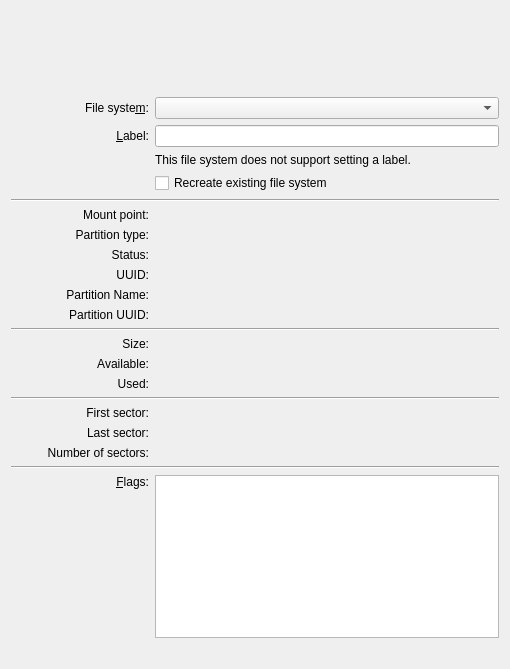
This is src/gui/partpropswidgetbase.ui in KDE/partitionmanager as Qt 5 draws it before an edit. The edited form follows.
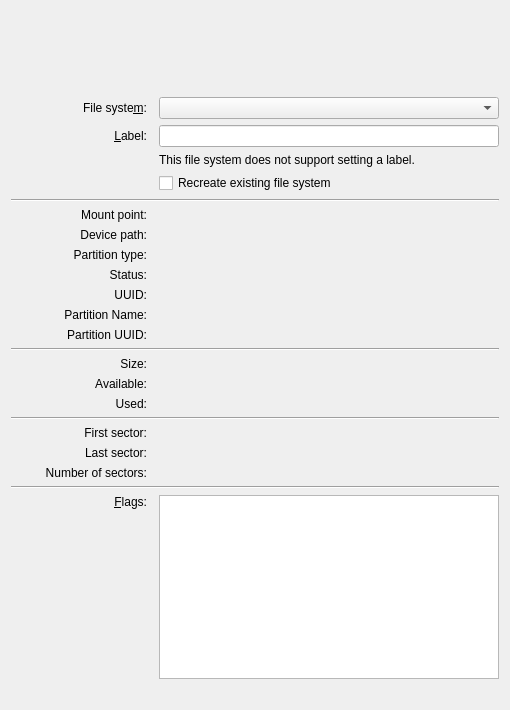
This is the edited form. Custom widgets are drawn as their Qt base class.

Commit message:
Add device path in the partition properties dialog
Device path was missing in the partition properties dialog, making
copying device path inconvenient; add device path to make it
convenient.

The edit to the form file:
```diff
--- a/src/gui/partpropswidgetbase.ui
+++ b/src/gui/partpropswidgetbase.ui
@@ -13,43 +13,61 @@
     <x>0</x>
     <y>0</y>
     <width>506</width>
-    <height>669</height>
+    <height>710</height>
    </rect>
   </property>
   <layout class="QGridLayout" name="gridLayout">
-   <item row="1" column="0" colspan="2">
-    <spacer name="verticalSpacer">
+   <item row="19" column="0">
+    <widget class="QLabel" name="m_LabelTextFirstSector">
+     <property name="text">
+      <string comment="@label">First sector:</string>
+     </property>
+     <property name="alignment">
+      <set>Qt::AlignRight|Qt::AlignTrailing|Qt::AlignVCenter</set>
+     </property>
+    </widget>
+   </item>
+   <item row="6" column="0" colspan="3">
+    <widget class="Line" name="line_5">
      <property name="orientation">
-      <enum>Qt::Vertical</enum>
+      <enum>Qt::Horizontal</enum>
      </property>
-     <property name="sizeType">
-      <enum>QSizePolicy::Fixed</enum>
+    </widget>
+   </item>
+   <item row="21" column="2">
+    <widget class="QLabel" name="m_LabelNumSectors">
+     <property name="textInteractionFlags">
+      <set>Qt::LinksAccessibleByMouse|Qt::TextSelectableByKeyboard|Qt::TextSelectableByMouse</set>
      </property>
-     <property name="sizeHint" stdset="0">
-      <size>
-       <width>478</width>
-       <height>20</height>
-      </size>
-     </property>
-    </spacer>
+    </widget>
    </item>
-   <item row="2" column="0">
-    <widget class="QLabel" name="m_LabelFileSystem">
+   <item row="15" column="0">
+    <widget class="QLabel" name="m_LabelTextCapacity">
+     <property name="sizePolicy">
+      <sizepolicy hsizetype="Preferred" vsizetype="Preferred">
+       <horstretch>2</horstretch>
+       <verstretch>0</verstretch>
+      </sizepolicy>
+     </property>
      <property name="text">
-      <string comment="@label:listbox">File syste&amp;m:</string>
+      <string comment="@label">Size:</string>
      </property>
      <property name="alignment">
       <set>Qt::AlignRight|Qt::AlignTrailing|Qt::AlignVCenter</set>
      </property>
-     <property name="buddy">
-      <cstring>m_ComboFileSystem</cstring>
+    </widget>
+   </item>
+   <item row="13" column="0">
+    <widget class="QLabel" name="m_LabelTextPartitionUuid">
+     <property name="text">
+      <string>Partition UUID:</string>
      </property>
+     <property name="alignment">
+      <set>Qt::AlignRight|Qt::AlignTrailing|Qt::AlignVCenter</set>
+     </property>
     </widget>
    </item>
-   <item row="3" column="1">
-    <widget class="QLineEdit" name="m_EditLabel"/>
-   </item>
-   <item row="4" column="1">
+   <item row="4" column="2">
     <widget class="QLabel" name="m_LabelTextNoSetLabel">
      <property name="text">
       <string comment="@label">This file system does not support setting a label.</string>
@@ -59,107 +77,7 @@
      </property>
     </widget>
    </item>
-   <item row="2" column="1">
-    <widget class="QComboBox" name="m_ComboFileSystem"/>
-   </item>
-   <item row="5" column="1">
-    <widget class="QCheckBox" name="m_CheckRecreate">
-     <property name="whatsThis">
-      <string>This will reformat the filesystem, losing all contents, but keeping the same filesystem type.</string>
-     </property>
-     <property name="text">
-      <string comment="@action:button">Recreate existing file system</string>
-     </property>
-    </widget>
-   </item>
-   <item row="6" column="0" colspan="2">
-    <widget class="Line" name="line_5">
-     <property name="orientation">
-      <enum>Qt::Horizontal</enum>
-     </property>
-    </widget>
-   </item>
-   <item row="0" column="0" colspan="2">
-    <widget class="PartWidget" name="m_PartWidget" native="true">
-     <property name="minimumSize">
-      <size>
-       <width>300</width>
-       <height>60</height>
-      </size>
-     </property>
-     <property name="maximumSize">
-      <size>
-       <width>16777215</width>
-       <height>60</height>
-      </size>
-     </property>
-    </widget>
-   </item>
-   <item row="7" column="0">
-    <widget class="QLabel" name="m_LabelTextMountPoint">
-     <property name="text">
-      <string comment="@label">Mount point:</string>
-     </property>
-     <property name="alignment">
-      <set>Qt::AlignRight|Qt::AlignTrailing|Qt::AlignVCenter</set>
-     </property>
-    </widget>
-   </item>
-   <item row="7" column="1">
-    <widget class="QLabel" name="m_LabelMountPoint">
-     <property name="textInteractionFlags">
-      <set>Qt::LinksAccessibleByMouse|Qt::TextSelectableByKeyboard|Qt::TextSelectableByMouse</set>
-     </property>
-    </widget>
-   </item>
-   <item row="8" column="0">
-    <widget class="QLabel" name="m_LabelTextRole">
-     <property name="text">
-      <string comment="@label">Partition type:</string>
-     </property>
-     <property name="alignment">
-      <set>Qt::AlignRight|Qt::AlignTrailing|Qt::AlignVCenter</set>
-     </property>
-    </widget>
-   </item>
-   <item row="3" column="0">
-    <widget class="QLabel" name="m_LabelTextLabel">
-     <property name="text">
-      <string comment="@label">&amp;Label:</string>
-     </property>
-     <property name="alignment">
-      <set>Qt::AlignRight|Qt::AlignTrailing|Qt::AlignVCenter</set>
-     </property>
-     <property name="buddy">
-      <cstring>m_EditLabel</cstring>
-     </property>
-    </widget>
-   </item>
-   <item row="8" column="1">
-    <widget class="QLabel" name="m_LabelRole">
-     <property name="textInteractionFlags">
-      <set>Qt::LinksAccessibleByMouse|Qt::TextSelectableByKeyboard|Qt::TextSelectableByMouse</set>
-     </property>
-    </widget>
-   </item>
-   <item row="9" column="0">
-    <widget class="QLabel" name="m_LabelTextStatus">
-     <property name="text">
-      <string comment="@label">Status:</string>
-     </property>
-     <property name="alignment">
-      <set>Qt::AlignRight|Qt::AlignTrailing|Qt::AlignVCenter</set>
-     </property>
-    </widget>
-   </item>
-   <item row="9" column="1">
-    <widget class="QLabel" name="m_LabelStatus">
-     <property name="textInteractionFlags">
-      <set>Qt::LinksAccessibleByMouse|Qt::TextSelectableByKeyboard|Qt::TextSelectableByMouse</set>
-     </property>
-    </widget>
-   </item>
-   <item row="10" column="0">
+   <item row="11" column="0">
     <widget class="QLabel" name="m_LabelTextUuid">
      <property name="text">
       <string comment="@label">UUID:</string>
@@ -169,50 +87,55 @@
      </property>
     </widget>
    </item>
-   <item row="10" column="1">
-    <widget class="QLabel" name="m_LabelUuid">
+   <item row="20" column="2">
+    <widget class="QLabel" name="m_LabelLastSector">
      <property name="textInteractionFlags">
       <set>Qt::LinksAccessibleByMouse|Qt::TextSelectableByKeyboard|Qt::TextSelectableByMouse</set>
      </property>
     </widget>
    </item>
-   <item row="13" column="0" colspan="2">
+   <item row="20" column="0">
+    <widget class="QLabel" name="m_LabelTextLastSector">
+     <property name="text">
+      <string comment="@label">Last sector:</string>
+     </property>
+     <property name="alignment">
+      <set>Qt::AlignRight|Qt::AlignTrailing|Qt::AlignVCenter</set>
+     </property>
+    </widget>
+   </item>
+   <item row="18" column="0" colspan="3">
+    <widget class="Line" name="line">
+     <property name="orientation">
+      <enum>Qt::Horizontal</enum>
+     </property>
+    </widget>
+   </item>
+   <item row="14" column="0" colspan="3">
     <widget class="Line" name="line_2">
      <property name="orientation">
       <enum>Qt::Horizontal</enum>
      </property>
     </widget>
    </item>
-   <item row="14" column="0">
-    <widget class="QLabel" name="m_LabelTextCapacity">
-     <property name="sizePolicy">
-      <sizepolicy hsizetype="Preferred" vsizetype="Preferred">
-       <horstretch>2</horstretch>
-       <verstretch>0</verstretch>
-      </sizepolicy>
+   <item row="7" column="2">
+    <widget class="QLabel" name="m_LabelMountPoint">
+     <property name="textInteractionFlags">
+      <set>Qt::LinksAccessibleByMouse|Qt::TextSelectableByKeyboard|Qt::TextSelectableByMouse</set>
      </property>
+    </widget>
+   </item>
+   <item row="10" column="0">
+    <widget class="QLabel" name="m_LabelTextStatus">
      <property name="text">
-      <string comment="@label">Size:</string>
+      <string comment="@label">Status:</string>
      </property>
      <property name="alignment">
       <set>Qt::AlignRight|Qt::AlignTrailing|Qt::AlignVCenter</set>
      </property>
     </widget>
    </item>
-   <item row="14" column="1">
-    <widget class="QLabel" name="m_LabelCapacity">
-     <property name="sizePolicy">
-      <sizepolicy hsizetype="Preferred" vsizetype="Preferred">
-       <horstretch>5</horstretch>
-       <verstretch>0</verstretch>
-      </sizepolicy>
-     </property>
-     <property name="textInteractionFlags">
-      <set>Qt::LinksAccessibleByMouse|Qt::TextSelectableByKeyboard|Qt::TextSelectableByMouse</set>
-     </property>
-    </widget>
-   </item>
-   <item row="15" column="0">
+   <item row="16" column="0">
     <widget class="QLabel" name="m_LabelTextAvailable">
      <property name="text">
       <string comment="@label partition capacity available">Available:</string>
@@ -222,109 +145,7 @@
      </property>
     </widget>
    </item>
-   <item row="15" column="1">
-    <widget class="QLabel" name="m_LabelAvailable">
-     <property name="textInteractionFlags">
-      <set>Qt::LinksAccessibleByMouse|Qt::TextSelectableByKeyboard|Qt::TextSelectableByMouse</set>
-     </property>
-    </widget>
-   </item>
-   <item row="16" column="0">
-    <widget class="QLabel" name="m_LabelTextUsed">
-     <property name="text">
-      <string comment="@label partition capacity used">Used:</string>
-     </property>
-     <property name="alignment">
-      <set>Qt::AlignRight|Qt::AlignTrailing|Qt::AlignVCenter</set>
-     </property>
-    </widget>
-   </item>
-   <item row="16" column="1">
-    <widget class="QLabel" name="m_LabelUsed">
-     <property name="textInteractionFlags">
-      <set>Qt::LinksAccessibleByMouse|Qt::TextSelectableByKeyboard|Qt::TextSelectableByMouse</set>
-     </property>
-    </widget>
-   </item>
-   <item row="17" column="0" colspan="2">
-    <widget class="Line" name="line">
-     <property name="orientation">
-      <enum>Qt::Horizontal</enum>
-     </property>
-    </widget>
-   </item>
-   <item row="18" column="0">
-    <widget class="QLabel" name="m_LabelTextFirstSector">
-     <property name="text">
-      <string comment="@label">First sector:</string>
-     </property>
-     <property name="alignment">
-      <set>Qt::AlignRight|Qt::AlignTrailing|Qt::AlignVCenter</set>
-     </property>
-    </widget>
-   </item>
-   <item row="18" column="1">
-    <widget class="QLabel" name="m_LabelFirstSector">
-     <property name="textInteractionFlags">
-      <set>Qt::LinksAccessibleByMouse|Qt::TextSelectableByKeyboard|Qt::TextSelectableByMouse</set>
-     </property>
-    </widget>
-   </item>
-   <item row="19" column="0">
-    <widget class="QLabel" name="m_LabelTextLastSector">
-     <property name="text">
-      <string comment="@label">Last sector:</string>
-     </property>
-     <property name="alignment">
-      <set>Qt::AlignRight|Qt::AlignTrailing|Qt::AlignVCenter</set>
-     </property>
-    </widget>
-   </item>
-   <item row="19" column="1">
-    <widget class="QLabel" name="m_LabelLastSector">
-     <property name="textInteractionFlags">
-      <set>Qt::LinksAccessibleByMouse|Qt::TextSelectableByKeyboard|Qt::TextSelectableByMouse</set>
-     </property>
-    </widget>
-   </item>
-   <item row="20" column="0">
-    <widget class="QLabel" name="m_LabelTextNumSectors">
-     <property name="text">
-      <string comment="@label">Number of sectors:</string>
-     </property>
-     <property name="alignment">
-      <set>Qt::AlignRight|Qt::AlignTrailing|Qt::AlignVCenter</set>
-     </property>
-    </widget>
-   </item>
-   <item row="20" column="1">
-    <widget class="QLabel" name="m_LabelNumSectors">
-     <property name="textInteractionFlags">
-      <set>Qt::LinksAccessibleByMouse|Qt::TextSelectableByKeyboard|Qt::TextSelectableByMouse</set>
-     </property>
-    </widget>
-   </item>
-   <item row="21" column="0" colspan="2">
-    <widget class="Line" name="m_LineListFlags">
-     <property name="orientation">
-      <enum>Qt::Horizontal</enum>
-     </property>
-    </widget>
-   </item>
-   <item row="22" column="0">
-    <widget class="QLabel" name="m_LabelTextFlags">
-     <property name="text">
-      <string comment="@label">&amp;Flags:</string>
-     </property>
-     <property name="alignment">
-      <set>Qt::AlignRight|Qt::AlignTop|Qt::AlignTrailing</set>
-     </property>
-     <property name="buddy">
-      <cstring>m_ListFlags</cstring>
-     </property>
-    </widget>
-   </item>
-   <item row="22" column="1">
+   <item row="23" column="2">
     <widget class="QListWidget" name="m_ListFlags">
      <property name="horizontalScrollBarPolicy">
       <enum>Qt::ScrollBarAlwaysOff</enum>
@@ -340,7 +161,28 @@
      </property>
     </widget>
    </item>
-   <item row="23" column="0" colspan="2">
+   <item row="17" column="2">
+    <widget class="QLabel" name="m_LabelUsed">
+     <property name="textInteractionFlags">
+      <set>Qt::LinksAccessibleByMouse|Qt::TextSelectableByKeyboard|Qt::TextSelectableByMouse</set>
+     </property>
+    </widget>
+   </item>
+   <item row="22" column="0" colspan="3">
+    <widget class="Line" name="m_LineListFlags">
+     <property name="orientation">
+      <enum>Qt::Horizontal</enum>
+     </property>
+    </widget>
+   </item>
+   <item row="10" column="2">
+    <widget class="QLabel" name="m_LabelStatus">
+     <property name="textInteractionFlags">
+      <set>Qt::LinksAccessibleByMouse|Qt::TextSelectableByKeyboard|Qt::TextSelectableByMouse</set>
+     </property>
+    </widget>
+   </item>
+   <item row="24" column="0" colspan="3">
     <spacer name="verticalSpacer_2">
      <property name="orientation">
       <enum>Qt::Vertical</enum>
@@ -356,7 +198,136 @@
      </property>
     </spacer>
    </item>
-   <item row="11" column="0">
+   <item row="0" column="0" colspan="3">
+    <widget class="PartWidget" name="m_PartWidget" native="true">
+     <property name="minimumSize">
+      <size>
+       <width>300</width>
+       <height>60</height>
+      </size>
+     </property>
+     <property name="maximumSize">
+      <size>
+       <width>16777215</width>
+       <height>60</height>
+      </size>
+     </property>
+    </widget>
+   </item>
+   <item row="3" column="0">
+    <widget class="QLabel" name="m_LabelTextLabel">
+     <property name="text">
+      <string comment="@label">&amp;Label:</string>
+     </property>
+     <property name="alignment">
+      <set>Qt::AlignRight|Qt::AlignTrailing|Qt::AlignVCenter</set>
+     </property>
+     <property name="buddy">
+      <cstring>m_EditLabel</cstring>
+     </property>
+    </widget>
+   </item>
+   <item row="16" column="2">
+    <widget class="QLabel" name="m_LabelAvailable">
+     <property name="textInteractionFlags">
+      <set>Qt::LinksAccessibleByMouse|Qt::TextSelectableByKeyboard|Qt::TextSelectableByMouse</set>
+     </property>
+    </widget>
+   </item>
+   <item row="15" column="2">
+    <widget class="QLabel" name="m_LabelCapacity">
+     <property name="sizePolicy">
+      <sizepolicy hsizetype="Preferred" vsizetype="Preferred">
+       <horstretch>5</horstretch>
+       <verstretch>0</verstretch>
+      </sizepolicy>
+     </property>
+     <property name="textInteractionFlags">
+      <set>Qt::LinksAccessibleByMouse|Qt::TextSelectableByKeyboard|Qt::TextSelectableByMouse</set>
+     </property>
+    </widget>
+   </item>
+   <item row="1" column="0" colspan="3">
+    <spacer name="verticalSpacer">
+     <property name="orientation">
+      <enum>Qt::Vertical</enum>
+     </property>
+     <property name="sizeType">
+      <enum>QSizePolicy::Fixed</enum>
+     </property>
+     <property name="sizeHint" stdset="0">
+      <size>
+       <width>478</width>
+       <height>20</height>
+      </size>
+     </property>
+    </spacer>
+   </item>
+   <item row="11" column="2">
+    <widget class="QLabel" name="m_LabelUuid">
+     <property name="textInteractionFlags">
+      <set>Qt::LinksAccessibleByMouse|Qt::TextSelectableByKeyboard|Qt::TextSelectableByMouse</set>
+     </property>
+    </widget>
+   </item>
+   <item row="9" column="2">
+    <widget class="QLabel" name="m_LabelRole">
+     <property name="textInteractionFlags">
+      <set>Qt::LinksAccessibleByMouse|Qt::TextSelectableByKeyboard|Qt::TextSelectableByMouse</set>
+     </property>
+    </widget>
+   </item>
+   <item row="7" column="0">
+    <widget class="QLabel" name="m_LabelTextMountPoint">
+     <property name="text">
+      <string comment="@label">Mount point:</string>
+     </property>
+     <property name="alignment">
+      <set>Qt::AlignRight|Qt::AlignTrailing|Qt::AlignVCenter</set>
+     </property>
+    </widget>
+   </item>
+   <item row="13" column="2">
+    <widget class="QLabel" name="m_LabelPartitionUuid">
+     <property name="text">
+      <string/>
+     </property>
+     <property name="textInteractionFlags">
+      <set>Qt::LinksAccessibleByMouse|Qt::TextSelectableByKeyboard|Qt::TextSelectableByMouse</set>
+     </property>
+    </widget>
+   </item>
+   <item row="9" column="0">
+    <widget class="QLabel" name="m_LabelTextRole">
+     <property name="text">
+      <string comment="@label">Partition type:</string>
+     </property>
+     <property name="alignment">
+      <set>Qt::AlignRight|Qt::AlignTrailing|Qt::AlignVCenter</set>
+     </property>
+    </widget>
+   </item>
+   <item row="8" column="0">
+    <widget class="QLabel" name="m_LabelTextDevicePath">
+     <property name="text">
+      <string>Device path:</string>
+     </property>
+     <property name="alignment">
+      <set>Qt::AlignRight|Qt::AlignTrailing|Qt::AlignVCenter</set>
+     </property>
+    </widget>
+   </item>
+   <item row="21" column="0">
+    <widget class="QLabel" name="m_LabelTextNumSectors">
+     <property name="text">
+      <string comment="@label">Number of sectors:</string>
+     </property>
+     <property name="alignment">
+      <set>Qt::AlignRight|Qt::AlignTrailing|Qt::AlignVCenter</set>
+     </property>
+    </widget>
+   </item>
+   <item row="12" column="0">
     <widget class="QLabel" name="m_LabelTextPartitionLabel">
      <property name="text">
       <string>Partition Name:</string>
@@ -366,27 +337,24 @@
      </property>
     </widget>
    </item>
-   <item row="12" column="0">
-    <widget class="QLabel" name="m_LabelTextPartitionUuid">
-     <property name="text">
-      <string>Partition UUID:</string>
+   <item row="5" column="2">
+    <widget class="QCheckBox" name="m_CheckRecreate">
+     <property name="whatsThis">
+      <string>This will reformat the filesystem, losing all contents, but keeping the same filesystem type.</string>
      </property>
-     <property name="alignment">
-      <set>Qt::AlignRight|Qt::AlignTrailing|Qt::AlignVCenter</set>
+     <property name="text">
+      <string comment="@action:button">Recreate existing file system</string>
      </property>
     </widget>
    </item>
-   <item row="12" column="1">
-    <widget class="QLabel" name="m_LabelPartitionUuid">
-     <property name="text">
-      <string/>
-     </property>
+   <item row="19" column="2">
+    <widget class="QLabel" name="m_LabelFirstSector">
      <property name="textInteractionFlags">
       <set>Qt::LinksAccessibleByMouse|Qt::TextSelectableByKeyboard|Qt::TextSelectableByMouse</set>
      </property>
     </widget>
    </item>
-   <item row="11" column="1">
+   <item row="12" column="2">
     <widget class="QLabel" name="m_LabelPartitionLabel">
      <property name="text">
       <string/>
@@ -396,6 +364,55 @@
      </property>
     </widget>
    </item>
+   <item row="2" column="2">
+    <widget class="QComboBox" name="m_ComboFileSystem"/>
+   </item>
+   <item row="17" column="0">
+    <widget class="QLabel" name="m_LabelTextUsed">
+     <property name="text">
+      <string comment="@label partition capacity used">Used:</string>
+     </property>
+     <property name="alignment">
+      <set>Qt::AlignRight|Qt::AlignTrailing|Qt::AlignVCenter</set>
+     </property>
+    </widget>
+   </item>
+   <item row="2" column="0">
+    <widget class="QLabel" name="m_LabelFileSystem">
+     <property name="text">
+      <string comment="@label:listbox">File syste&amp;m:</string>
+     </property>
+     <property name="alignment">
+      <set>Qt::AlignRight|Qt::AlignTrailing|Qt::AlignVCenter</set>
+     </property>
+     <property name="buddy">
+      <cstring>m_ComboFileSystem</cstring>
+     </property>
+    </widget>
+   </item>
+   <item row="23" column="0">
+    <widget class="QLabel" name="m_LabelTextFlags">
+     <property name="text">
+      <string comment="@label">&amp;Flags:</string>
+     </property>
+     <property name="alignment">
+      <set>Qt::AlignRight|Qt::AlignTop|Qt::AlignTrailing</set>
+     </property>
+     <property name="buddy">
+      <cstring>m_ListFlags</cstring>
+     </property>
+    </widget>
+   </item>
+   <item row="3" column="2">
+    <widget class="QLineEdit" name="m_EditLabel"/>
+   </item>
+   <item row="8" column="2">
+    <widget class="QLabel" name="m_LabelDevicePath">
+     <property name="textInteractionFlags">
+      <set>Qt::LinksAccessibleByMouse|Qt::TextSelectableByKeyboard|Qt::TextSelectableByMouse</set>
+     </property>
+    </widget>
+   </item>
   </layout>
  </widget>
  <customwidgets>
```
The commit also changes 2 other files.
